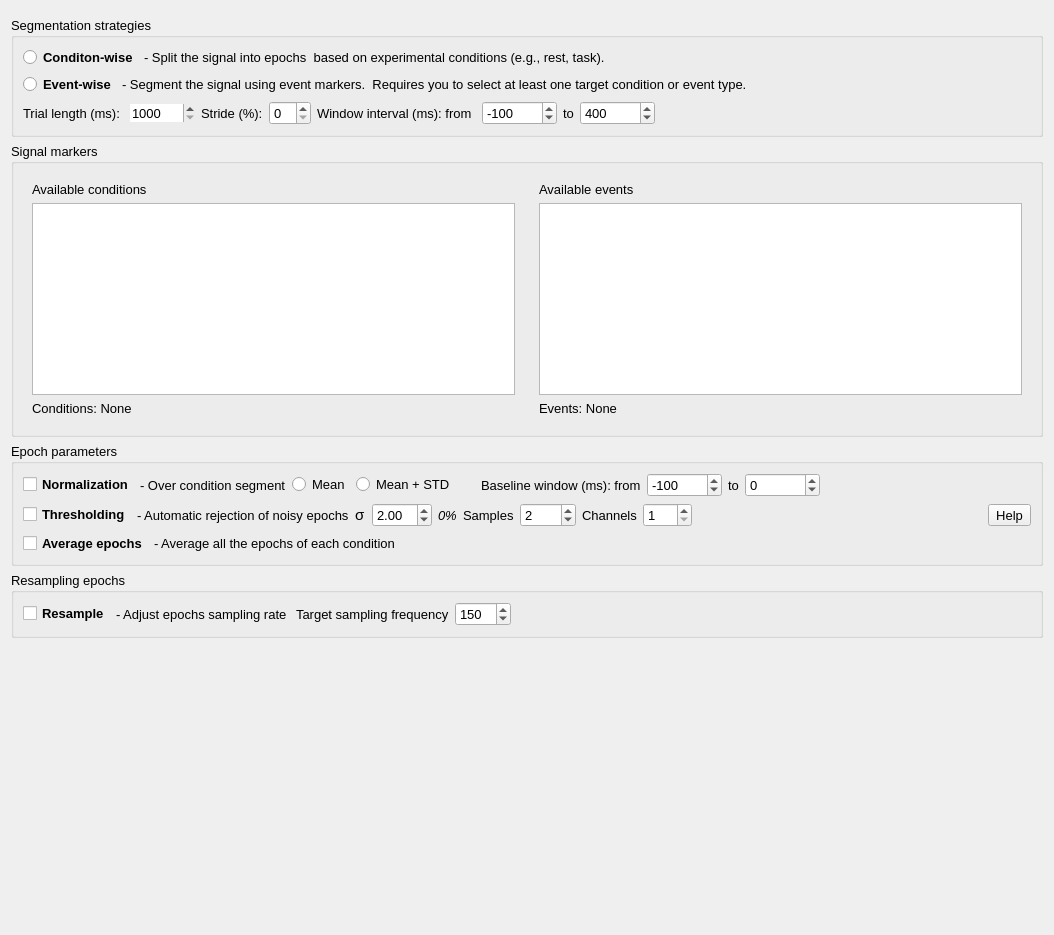
First picture: the form in eeg_features/segmentation/ui.ui, repository medusabci/medusa-analyzer, before the edit.
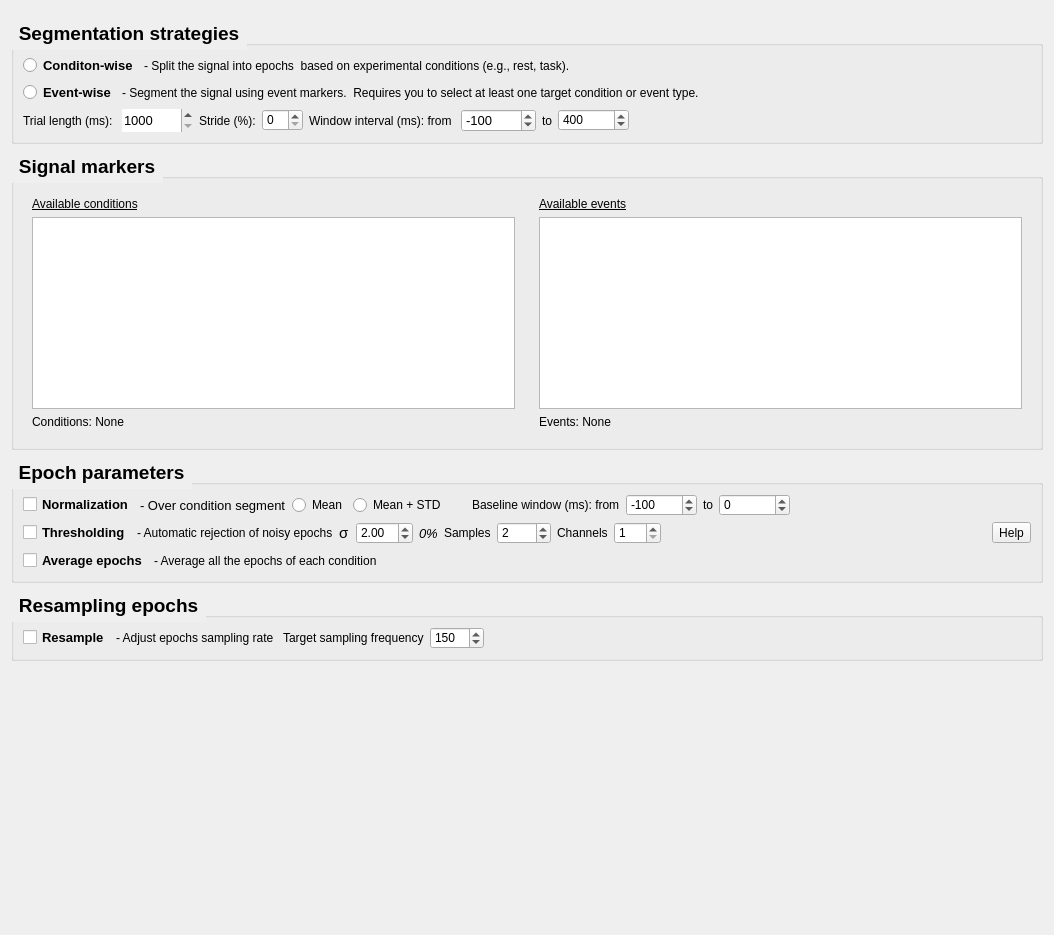
Second picture: the form after the edit.

What changed in the file:
```diff
--- a/eeg_features/segmentation/ui.ui
+++ b/eeg_features/segmentation/ui.ui
@@ -30,9 +30,24 @@
     <widget class="QGroupBox" name="segmentation_properties">
      <property name="font">
       <font>
-       <pointsize>10</pointsize>
+       <pointsize>14</pointsize>
+       <weight>75</weight>
+       <bold>true</bold>
       </font>
      </property>
+     <property name="styleSheet">
+      <string notr="true">QGroupBox::title {
+    subcontrol-origin: margin;
+    subcontrol-position: top left; 
+    padding: 5px;                 
+    letter-spacing: 1px;
+    
+    color: qlineargradient(
+        spread:pad, x1:0, y1:0, x2:1, y2:0,
+        stop:0 #6a0dad, stop:1 #ec407a
+    );
+}</string>
+     </property>
      <property name="title">
       <string>Segmentation strategies</string>
      </property>
@@ -266,9 +281,24 @@
      </property>
      <property name="font">
       <font>
-       <pointsize>10</pointsize>
+       <pointsize>14</pointsize>
+       <weight>75</weight>
+       <bold>true</bold>
       </font>
      </property>
+     <property name="styleSheet">
+      <string notr="true">QGroupBox::title {
+    subcontrol-origin: margin;
+    subcontrol-position: top left; 
+    padding: 5px;                 
+    letter-spacing: 1px;
+    
+    color: qlineargradient(
+        spread:pad, x1:0, y1:0, x2:1, y2:0,
+        stop:0 #6a0dad, stop:1 #ec407a
+    );
+}</string>
+     </property>
      <property name="title">
       <string>Signal markers</string>
      </property>
@@ -280,6 +310,15 @@
           <layout class="QVBoxLayout" name="verticalLayout_3">
            <item>
             <widget class="QLabel" name="availableconditionsLabel">
+             <property name="font">
+              <font>
+               <pointsize>9</pointsize>
+               <weight>50</weight>
+               <bold>false</bold>
+               <underline>true</underline>
+               <strikeout>false</strikeout>
+              </font>
+             </property>
              <property name="text">
               <string>Available conditions</string>
              </property>
@@ -313,6 +352,14 @@
           <layout class="QVBoxLayout" name="verticalLayout_4">
            <item>
             <widget class="QLabel" name="availableeventsLabel">
+             <property name="font">
+              <font>
+               <pointsize>9</pointsize>
+               <weight>50</weight>
+               <bold>false</bold>
+               <underline>true</underline>
+              </font>
+             </property>
              <property name="text">
               <string>Available events</string>
              </property>
@@ -346,9 +393,24 @@
     <widget class="QGroupBox" name="groupBox_2">
      <property name="font">
       <font>
-       <pointsize>10</pointsize>
+       <pointsize>14</pointsize>
+       <weight>75</weight>
+       <bold>true</bold>
       </font>
      </property>
+     <property name="styleSheet">
+      <string notr="true">QGroupBox::title {
+    subcontrol-origin: margin;
+    subcontrol-position: top left; 
+    padding: 5px;                 
+    letter-spacing: 1px;
+    
+    color: qlineargradient(
+        spread:pad, x1:0, y1:0, x2:1, y2:0,
+        stop:0 #6a0dad, stop:1 #ec407a
+    );
+}</string>
+     </property>
      <property name="title">
       <string>Epoch parameters</string>
      </property>
@@ -668,9 +730,24 @@
     <widget class="QGroupBox" name="groupBox">
      <property name="font">
       <font>
-       <pointsize>10</pointsize>
+       <pointsize>14</pointsize>
+       <weight>75</weight>
+       <bold>true</bold>
       </font>
      </property>
+     <property name="styleSheet">
+      <string notr="true">QGroupBox::title {
+    subcontrol-origin: margin;
+    subcontrol-position: top left; 
+    padding: 5px;                 
+    letter-spacing: 1px;
+    
+    color: qlineargradient(
+        spread:pad, x1:0, y1:0, x2:1, y2:0,
+        stop:0 #6a0dad, stop:1 #ec407a
+    );
+}</string>
+     </property>
      <property name="title">
       <string>Resampling epochs</string>
      </property>
```
